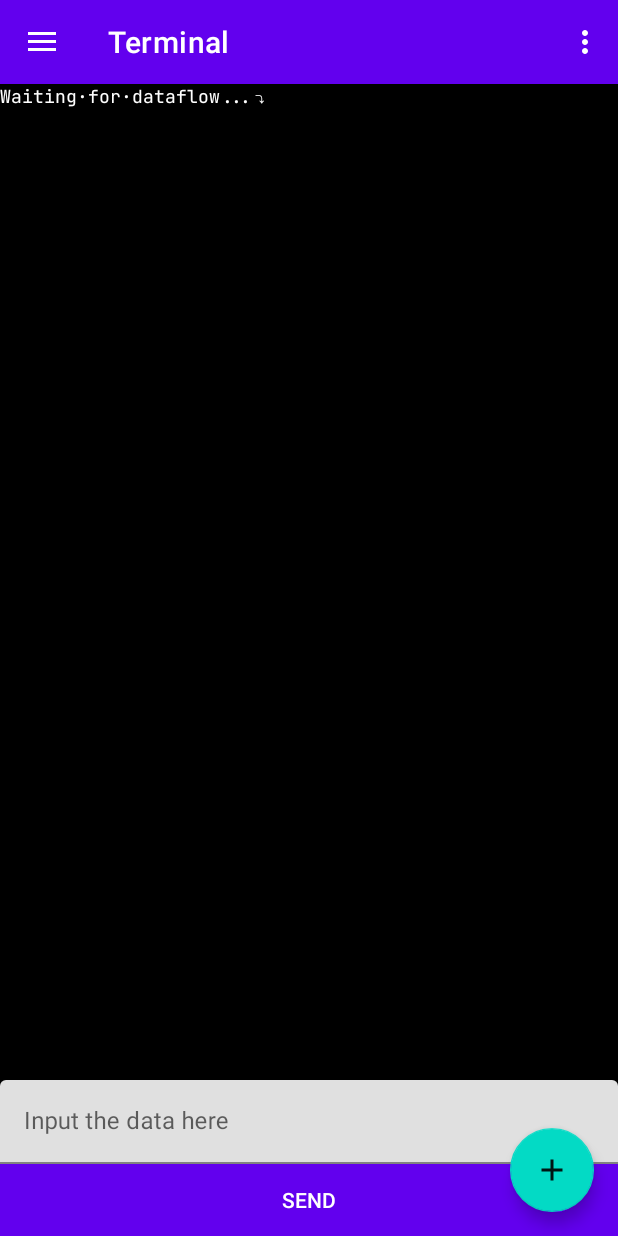
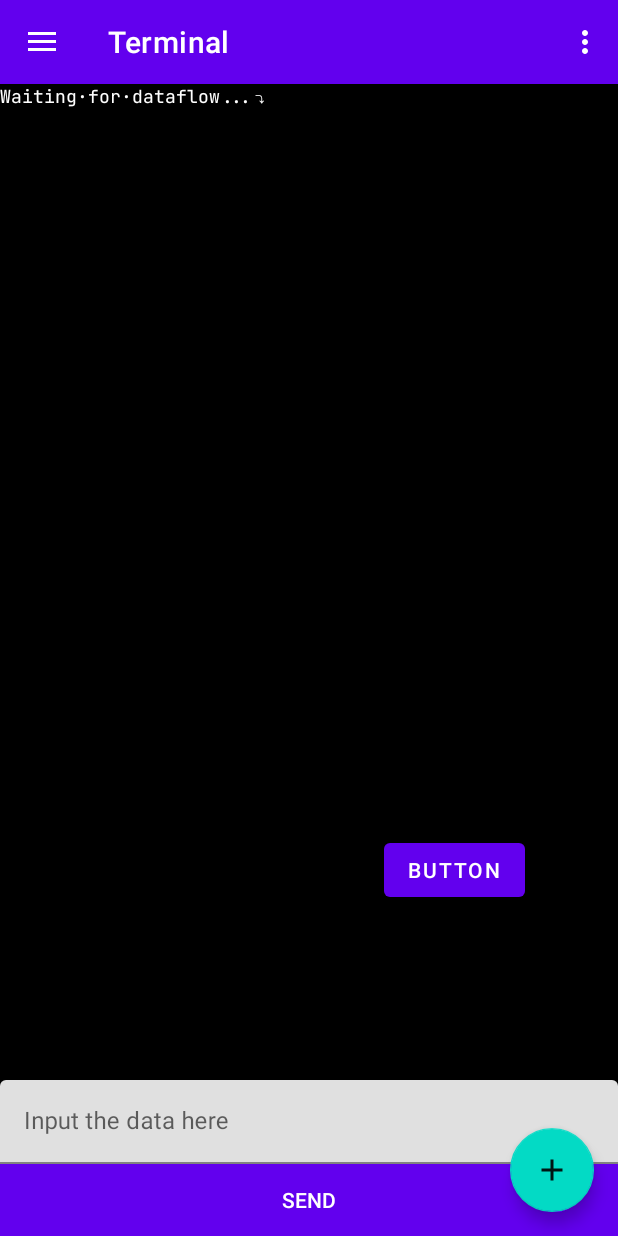
Before and after one commit to TennousuAthena/SmartTennisPartner, an Android app: the TerminalFragment screen opened through its navigation route, on a phone screen of 412 x 824 dp. Run offline under Robolectric (Android 15) with nearby library versions, the phone set to English and light mode, and no system bars; our stand-ins replace navigation-ui.

Commit message:
Add test button Add settings fragment

```diff
--- a/app/build.gradle
+++ b/app/build.gradle
@@ -77,4 +77,5 @@ dependencies {
     testImplementation 'junit:junit:4.13.2'
     androidTestImplementation 'androidx.test.ext:junit:1.1.5'
     androidTestImplementation 'androidx.test.espresso:espresso-core:3.5.1'
+
 }
--- a/app/src/main/java/cn/lemoe/btconn/BTOperate.kt
+++ b/app/src/main/java/cn/lemoe/btconn/BTOperate.kt
@@ -32,7 +32,7 @@ class BTOperate (private val context: Context) : BroadcastReceiver() {
 
         // 广播消息给所有界面
         val broadcastIntent = Intent("cn.lemoe.btconn.bluetooth.MESSAGE_RECEIVED")
-        broadcastIntent.putExtra("message", message)
+        broadcastIntent.putExtra("serialMessage", message)
         context.sendBroadcast(broadcastIntent)
     }
 
--- a/app/src/main/java/cn/lemoe/btconn/MainActivity.kt
+++ b/app/src/main/java/cn/lemoe/btconn/MainActivity.kt
@@ -45,7 +45,7 @@ class MainActivity : AppCompatActivity(), TerminalFragment.OnHeadlineSelectedLis
         // menu should be considered as top level destinations.
         appBarConfiguration = AppBarConfiguration(
             setOf(
-                R.id.nav_home, R.id.nav_charts, R.id.nav_terminal, R.id.nav_about
+                R.id.nav_home, R.id.nav_charts, R.id.nav_terminal, R.id.nav_about, R.id.nav_settings
             ), drawerLayout
         )
         setupActionBarWithNavController(navController, appBarConfiguration)
--- a/app/src/main/java/cn/lemoe/btconn/ui/terminal/TerminalFragment.kt
+++ b/app/src/main/java/cn/lemoe/btconn/ui/terminal/TerminalFragment.kt
@@ -74,11 +74,18 @@ class TerminalFragment : Fragment() {
             textView.text = it
         }
 
-        val testButton = binding.buttonSend
-        testButton.setOnClickListener {
+        val sendButton = binding.buttonSend
+        sendButton.setOnClickListener {
             val terminalInputBinding = binding.TerminalInput
             val terminalText = terminalInputBinding.text.toString()
             terminalAppend(terminalText)
+        }
+
+        val testButton = binding.buttonTest
+        testButton.setOnClickListener {
+            val broadcastIntent = Intent("cn.lemoe.btconn.bluetooth.MESSAGE_RECEIVED")
+            broadcastIntent.putExtra("message", "test message")
+            context?.sendBroadcast(broadcastIntent)
         }
 
         return root
--- /dev/null
+++ b/app/src/main/res/drawable/ic_settings.xml
@@ -0,0 +1,5 @@
+<vector android:alpha="0.9" android:height="24dp" android:tint="#3E3E3E"
+    android:viewportHeight="24" android:viewportWidth="24"
+    android:width="24dp" xmlns:android="http://schemas.android.com/apk/res/android">
+    <path android:fillColor="@android:color/white" android:pathData="M19.14,12.94c0.04,-0.3 0.06,-0.61 0.06,-0.94c0,-0.32 -0.02,-0.64 -0.07,-0.94l2.03,-1.58c0.18,-0.14 0.23,-0.41 0.12,-0.61l-1.92,-3.32c-0.12,-0.22 -0.37,-0.29 -0.59,-0.22l-2.39,0.96c-0.5,-0.38 -1.03,-0.7 -1.62,-0.94L14.4,2.81c-0.04,-0.24 -0.24,-0.41 -0.48,-0.41h-3.84c-0.24,0 -0.43,0.17 -0.47,0.41L9.25,5.35C8.66,5.59 8.12,5.92 7.63,6.29L5.24,5.33c-0.22,-0.08 -0.47,0 -0.59,0.22L2.74,8.87C2.62,9.08 2.66,9.34 2.86,9.48l2.03,1.58C4.84,11.36 4.8,11.69 4.8,12s0.02,0.64 0.07,0.94l-2.03,1.58c-0.18,0.14 -0.23,0.41 -0.12,0.61l1.92,3.32c0.12,0.22 0.37,0.29 0.59,0.22l2.39,-0.96c0.5,0.38 1.03,0.7 1.62,0.94l0.36,2.54c0.05,0.24 0.24,0.41 0.48,0.41h3.84c0.24,0 0.44,-0.17 0.47,-0.41l0.36,-2.54c0.59,-0.24 1.13,-0.56 1.62,-0.94l2.39,0.96c0.22,0.08 0.47,0 0.59,-0.22l1.92,-3.32c0.12,-0.22 0.07,-0.47 -0.12,-0.61L19.14,12.94zM12,15.6c-1.98,0 -3.6,-1.62 -3.6,-3.6s1.62,-3.6 3.6,-3.6s3.6,1.62 3.6,3.6S13.98,15.6 12,15.6z"/>
+</vector>
--- a/app/src/main/res/layout/fragment_terminal.xml
+++ b/app/src/main/res/layout/fragment_terminal.xml
@@ -9,7 +9,18 @@
     tools:context=".ui.terminal.TerminalFragment">
 
 
+    <Button
+        android:id="@+id/buttonTest"
+        android:layout_width="wrap_content"
+        android:layout_height="wrap_content"
+        android:layout_marginTop="500dp"
+        android:layout_marginEnd="-350dp"
+        android:text="Button"
+        app:layout_constraintEnd_toStartOf="@+id/linearLayout"
+        app:layout_constraintTop_toTopOf="parent" />
+
     <LinearLayout
+        android:id="@+id/linearLayout"
         android:layout_width="match_parent"
         android:layout_height="match_parent"
         android:layout_marginBottom="105dp"
--- a/app/src/main/res/menu/activity_main_drawer.xml
+++ b/app/src/main/res/menu/activity_main_drawer.xml
@@ -16,6 +16,12 @@
             android:id="@+id/nav_terminal"
             android:icon="@drawable/terminal"
             android:title="@string/menu_terminal" />
+
+        <item
+            android:id="@+id/nav_settings"
+            android:icon="@drawable/ic_settings"
+            android:title="@string/menu_settings" />
+
         <item
             android:id="@+id/nav_about"
             android:icon="@drawable/info"
--- a/app/src/main/res/navigation/mobile_navigation.xml
+++ b/app/src/main/res/navigation/mobile_navigation.xml
@@ -24,8 +24,16 @@
         tools:layout="@layout/fragment_terminal" />
 
     <fragment
+        android:id="@+id/nav_settings"
+        android:name="cn.lemoe.btconn.ui.settings.SettingFragment"
+        android:label="@string/menu_settings"
+        tools:layout="@layout/fragment_home" />
+
+    <fragment
         android:id="@+id/nav_about"
         android:name="cn.lemoe.btconn.ui.slideshow.SlideshowFragment"
         android:label="@string/menu_about"
         tools:layout="@layout/fragment_slideshow" />
+
+
 </navigation>
--- a/app/src/main/res/values/strings.xml
+++ b/app/src/main/res/values/strings.xml
@@ -15,5 +15,6 @@
     <string name="menu_home">Home</string>
     <string name="menu_charts">Charts</string>
     <string name="menu_terminal">Terminal</string>
+    <string name="menu_settings">Settings</string>
     <string name="menu_about">About</string>
 </resources>
```
Also changed, not shown: app/src/main/java/cn/lemoe/btconn/ui/settings/SettingFragment.kt (added, +36 -0 lines), app/src/main/res/layout/fragment_settings.xml (added, +67 -0 lines).
